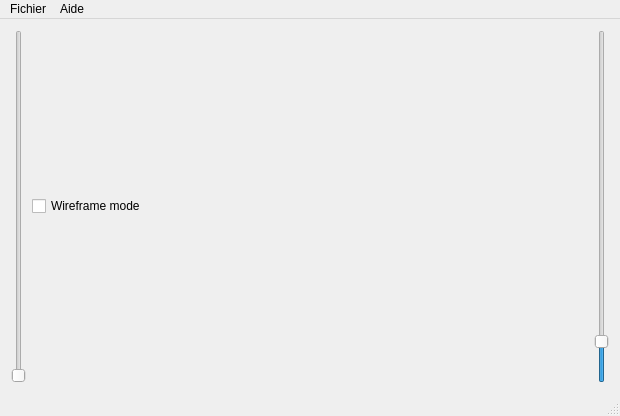
The window that mainwindow.ui (haorenhl007/skellig) describes before a commit, drawn with Qt 5.
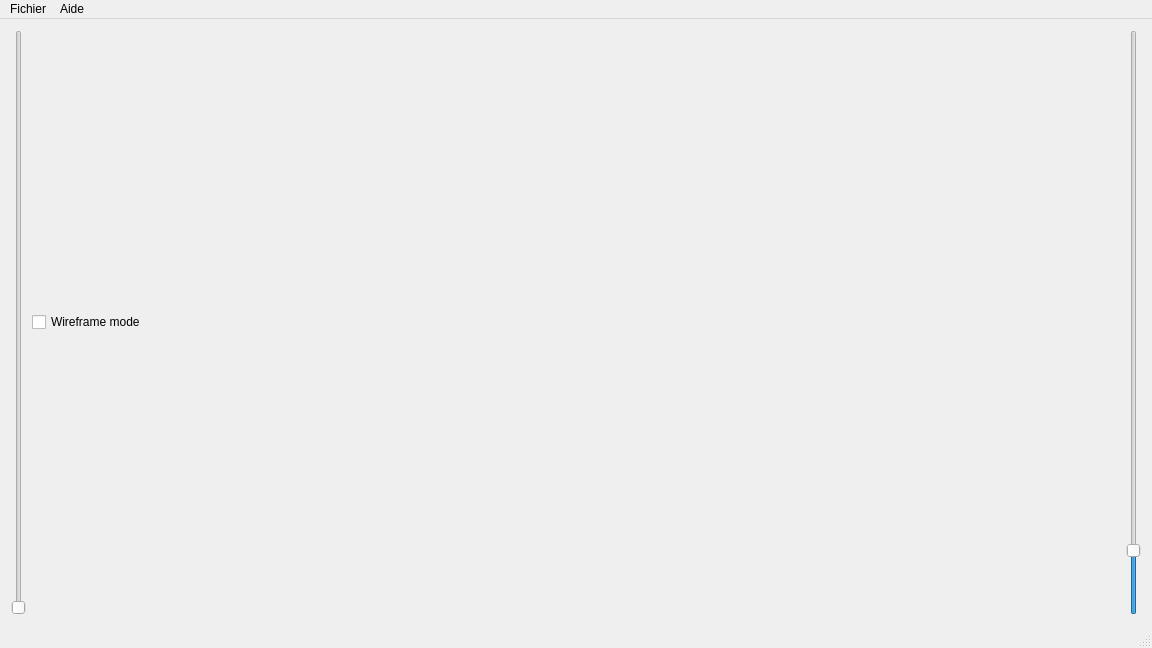
The same window after the commit.

```diff
--- a/mainwindow.ui
+++ b/mainwindow.ui
@@ -6,8 +6,8 @@
    <rect>
     <x>0</x>
     <y>0</y>
-    <width>620</width>
-    <height>416</height>
+    <width>1152</width>
+    <height>648</height>
    </rect>
   </property>
   <property name="windowTitle">
@@ -59,7 +59,7 @@
     <rect>
      <x>0</x>
      <y>0</y>
-     <width>620</width>
+     <width>1152</width>
      <height>19</height>
     </rect>
    </property>
```
